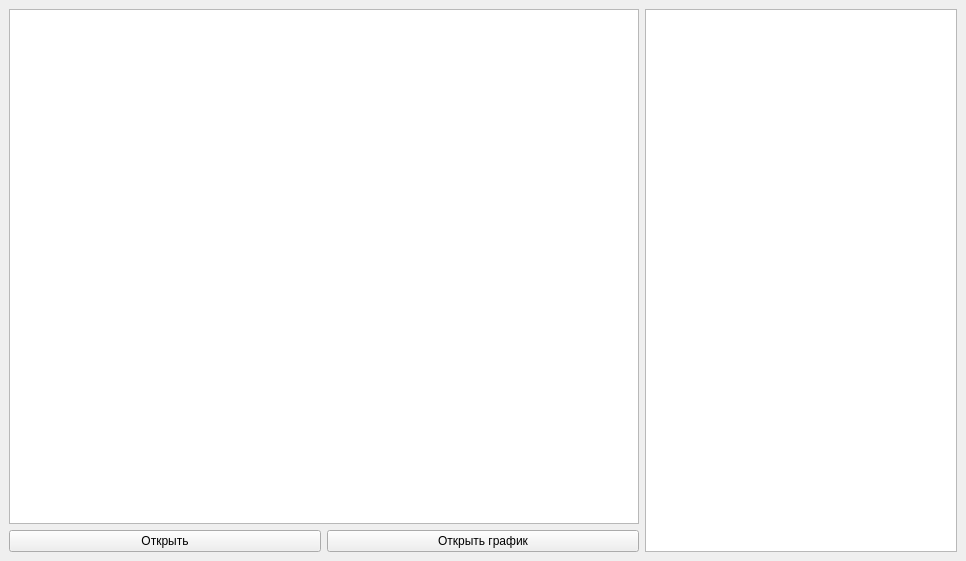
Above: Foothold_city/Ui/ui_foothold_city.ui from Policken66/Foothold-city before the change. Below: the same form after it.
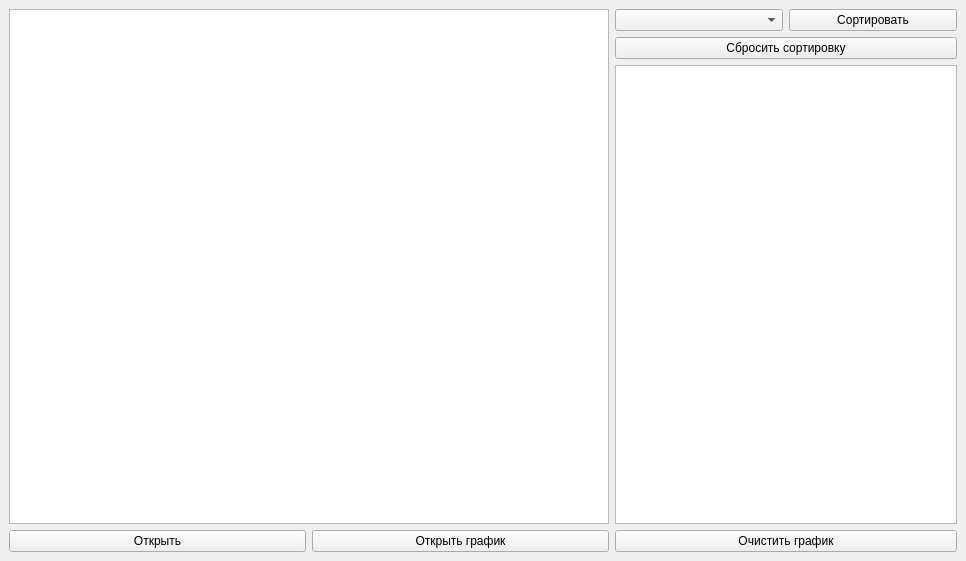
That is the form after the change. Custom widgets are drawn as their Qt base class.

Commit message: Изменена форма, добавлены заготовки для сортировки.

What changed in the file:
```diff
--- a/Foothold_city/Ui/ui_foothold_city.ui
+++ b/Foothold_city/Ui/ui_foothold_city.ui
@@ -15,14 +15,12 @@
   </property>
   <widget class="QWidget" name="centralwidget">
    <layout class="QGridLayout" name="gridLayout">
-    <item row="1" column="0">
-     <widget class="QPushButton" name="pushButton_open">
-      <property name="text">
-       <string>Открыть</string>
-      </property>
-     </widget>
-    </item>
-    <item row="0" column="2" rowspan="2">
+    <item row="0" column="2">
+     <layout class="QGridLayout" name="gridLayout_3">
+      <item row="0" column="2">
+       <widget class="QComboBox" name="comboBox_sort"/>
+      </item>
+      <item row="2" column="2" colspan="2">
      <widget class="QListWidget" name="listWidget">
       <property name="sizePolicy">
        <sizepolicy hsizetype="Minimum" vsizetype="Preferred">
@@ -32,7 +30,14 @@
       </property>
      </widget>
     </item>
-    <item row="0" column="0" colspan="2">
+      <item row="3" column="1">
+       <widget class="QPushButton" name="pushButton_open_plot">
+        <property name="text">
+         <string>Открыть график</string>
+        </property>
+       </widget>
+      </item>
+      <item row="0" column="0" rowspan="3" colspan="2">
      <widget class="QGraphicsViewDataVisualization" name="graphicsView">
       <property name="minimumSize">
        <size>
@@ -42,12 +47,35 @@
       </property>
      </widget>
     </item>
-    <item row="1" column="1">
-     <widget class="QPushButton" name="pushButton_open_plot">
+      <item row="0" column="3">
+       <widget class="QPushButton" name="pushButton_start_sort">
       <property name="text">
-       <string>Открыть график</string>
-      </property>
-     </widget>
+         <string>Сортировать</string>
+        </property>
+       </widget>
+      </item>
+      <item row="3" column="0">
+       <widget class="QPushButton" name="pushButton_open">
+        <property name="text">
+         <string>Открыть</string>
+        </property>
+       </widget>
+      </item>
+      <item row="3" column="2" colspan="2">
+       <widget class="QPushButton" name="pushButton_clear">
+        <property name="text">
+         <string>Очистить график</string>
+        </property>
+       </widget>
+      </item>
+      <item row="1" column="2" colspan="2">
+       <widget class="QPushButton" name="pushButton_reset_sort">
+        <property name="text">
+         <string>Сбросить сортировку</string>
+        </property>
+       </widget>
+      </item>
+     </layout>
     </item>
    </layout>
   </widget>
```
Lines whose indentation alone changed are shown as unchanged. The commit also changes 2 other files.
